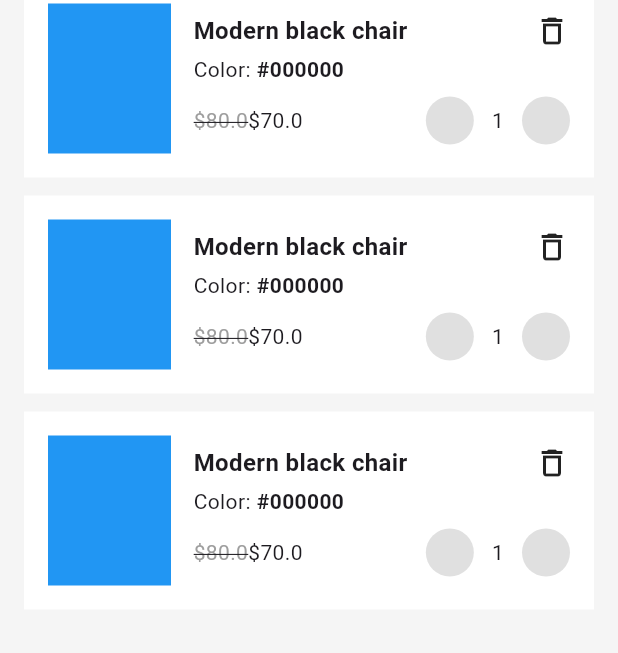
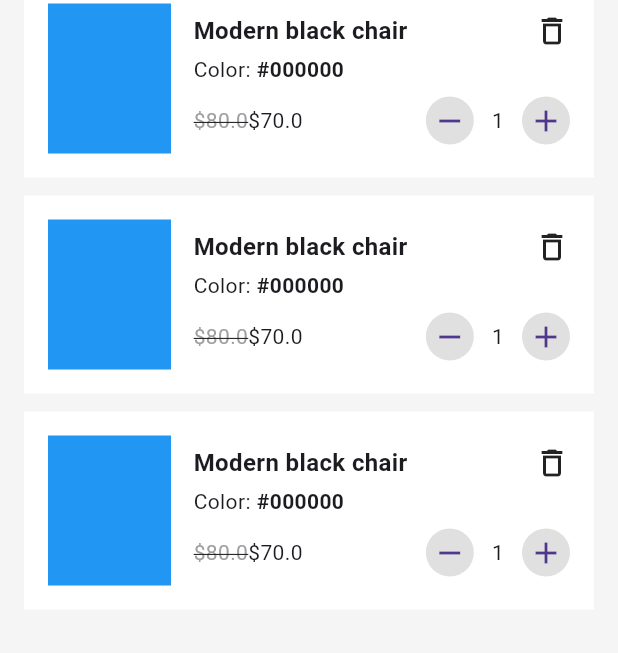
Before and after one commit to JAICHANGPARK/flutter_notebook_chapter_49, a Flutter app: the FurnitureCartPage screen opened directly, on a phone screen of 412 x 824 dp. Shown: the part 190-843 px from the top of the screen. Run offline on Flutter 3.47's test engine with Material 3 defaults, Android fonts, the phone set to English and light mode, and no system bars; our stand-ins replace dots_indicator, gap, google_fonts.

Commit message:
Update furniture_cart_page.dart

```diff
--- a/lib/ep2460_furniture_app/ui/furniture_cart_page.dart
+++ b/lib/ep2460_furniture_app/ui/furniture_cart_page.dart
@@ -94,6 +94,7 @@ class _FurnitureCartPageState extends State<FurnitureCartPage> {
                                         CircleAvatar(
                                           radius: 16,
                                           backgroundColor: Colors.grey[300]!,
+                                          child: Icon(Icons.remove),
                                         ),
                                         Padding(
                                           padding: const EdgeInsets.symmetric(
@@ -104,6 +105,7 @@ class _FurnitureCartPageState extends State<FurnitureCartPage> {
                                         CircleAvatar(
                                           radius: 16,
                                           backgroundColor: Colors.grey[300]!,
+                                          child: Icon(Icons.add),
                                         ),
                                       ],
                                     ),
```
